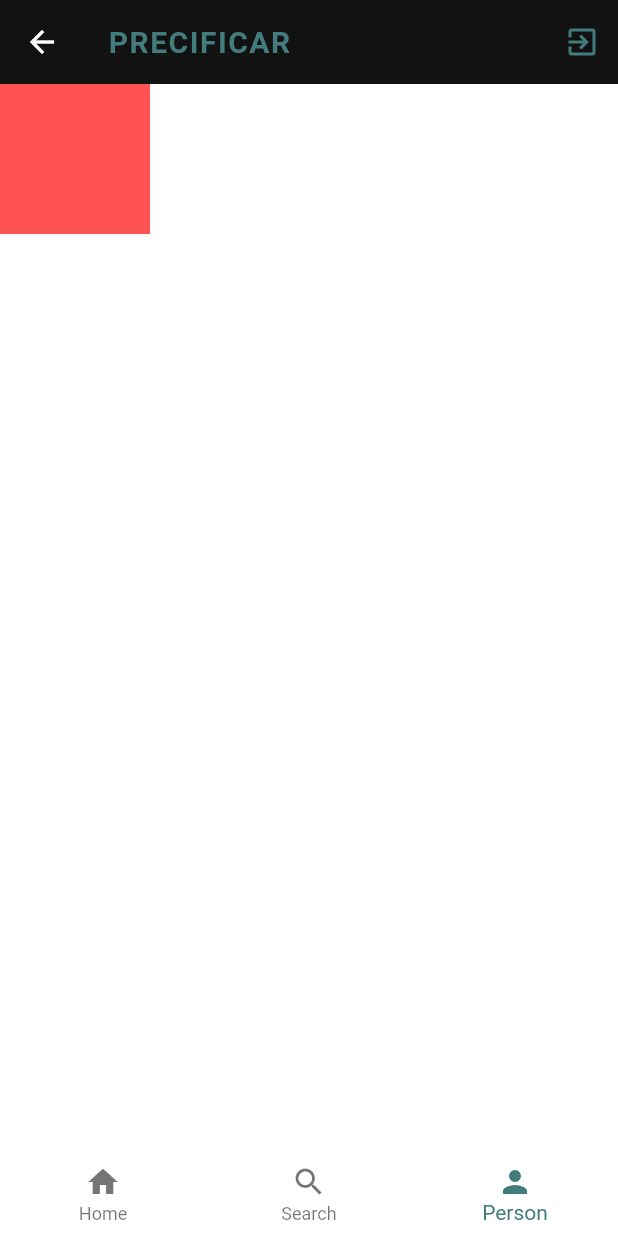
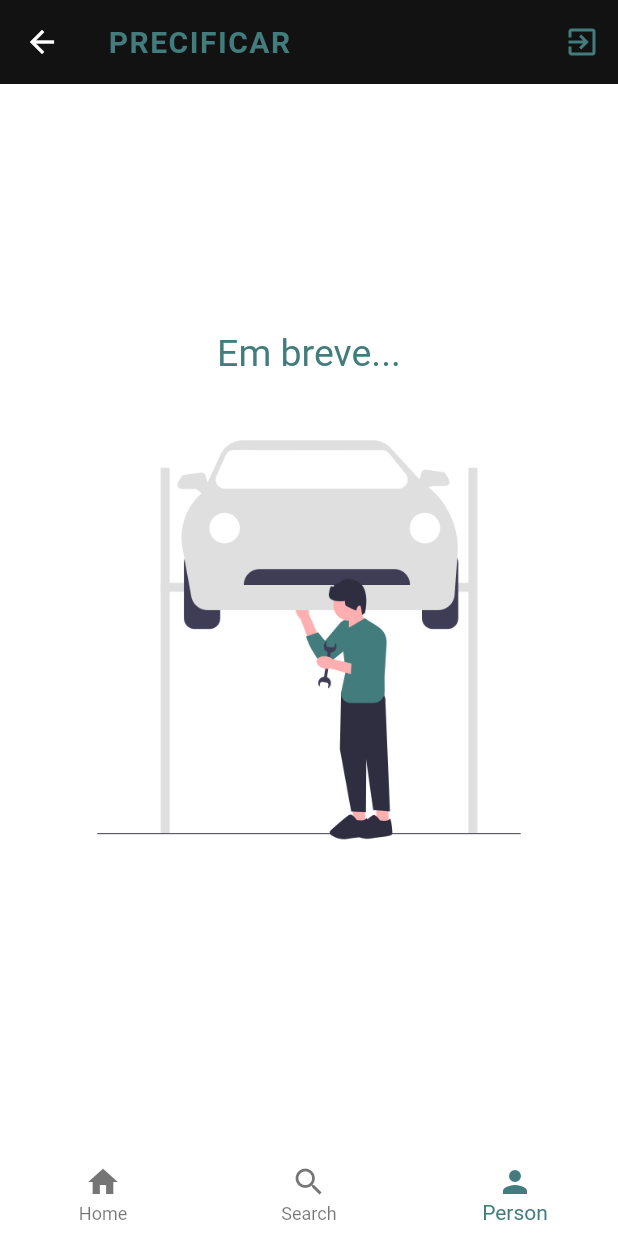
Before and after one commit to jonathan-barreto/precificar-app, a Flutter app: the InitialPage screen opened directly with empty values, item 3 of the bottom bar chosen, on a phone screen of 412 x 824 dp. Run offline on Flutter 3.47's test engine with Material 2 defaults, Android fonts, the phone set to English and light mode, and no system bars; our stand-ins replace cached_network_image, dio, get_it, story_view; missing offline and left inert: whatsapp_story_editor; network calls fail.

Commit message:
add person page

```diff
--- a/lib/app/presenter/initial/page/initial_page.dart
+++ b/lib/app/presenter/initial/page/initial_page.dart
@@ -5,6 +5,7 @@ import 'package:precificar_app/app/presenter/home/page/home_page.dart';
 import 'package:precificar_app/app/presenter/initial/state/initial_state.dart';
 import 'package:precificar_app/app/presenter/initial/store/initial_store.dart';
 import 'package:precificar_app/app/presenter/login/page/login_page.dart';
+import 'package:precificar_app/app/presenter/person/page/person_page.dart';
 import 'package:precificar_app/app/presenter/search/page/search_page.dart';
 import 'package:precificar_app/init.dart';
 
@@ -42,11 +43,7 @@ class _InitialPageState extends State<InitialPage> {
     widgets = [
       HomePage(userId: userId),
       SearchPage(idUser: userId),
-      Container(
-        width: 100,
-        height: 100,
-        color: Colors.redAccent,
-      ),
+      const PersonPage(),
     ];
   }
 
--- /dev/null
+++ b/lib/app/presenter/person/page/person_page.dart
@@ -0,0 +1,27 @@
+import 'package:flutter/material.dart';
+
+class PersonPage extends StatelessWidget {
+  const PersonPage({super.key});
+
+  @override
+  Widget build(BuildContext context) {
+    return Column(
+      mainAxisAlignment: MainAxisAlignment.center,
+      crossAxisAlignment: CrossAxisAlignment.stretch,
+      children: [
+        Center(
+          child: Text(
+            'Em breve...',
+            style: TextStyle(
+              fontSize: 25,
+              color: Theme.of(context).primaryColor,
+            ),
+          ),
+        ),
+        Image.asset(
+          'assets/repair_car.png',
+        ),
+      ],
+    );
+  }
+}
```
Also changed, not shown: assets/repair_car.png (added).
